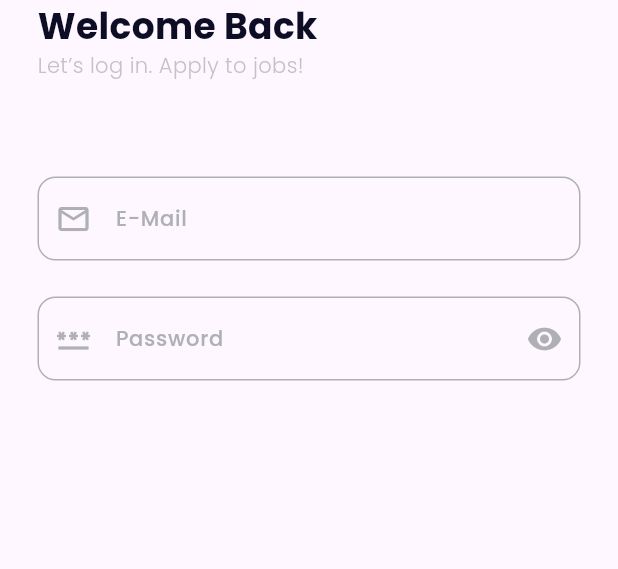
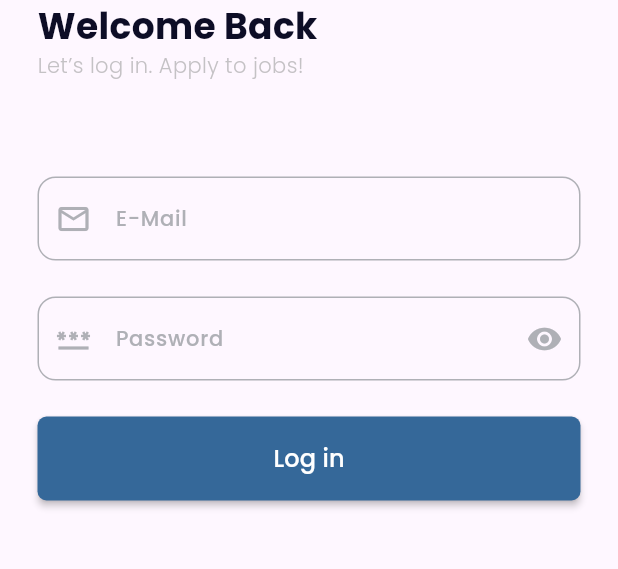
Before and after one commit to mohammad-dehghanifard/ctJob_ui, a Flutter app: the screen it shows after launch, on a phone screen of 412 x 824 dp, the part 182-751 px from its top. Run offline on Flutter 3.47's test engine with Material 3 defaults, Android fonts, the phone set to English and light mode, and no system bars; our stand-ins replace flutter_spinkit, google_fonts.

Commit message:
impl CustomButtonWidget custom widget

```diff
--- a/lib/pages/login_page.dart
+++ b/lib/pages/login_page.dart
@@ -1,5 +1,5 @@
+import 'package:ctjob_ui/widgets/custom_button_widget.dart';
 import 'package:ctjob_ui/widgets/custom_text_field_widget.dart';
-import 'package:flutter/cupertino.dart';
 import 'package:flutter/material.dart';
 import 'package:google_fonts/google_fonts.dart';
 
@@ -24,6 +24,14 @@ class LoginPage extends StatelessWidget {
              const CustomTextFieldWidget(hint: "E-Mail",prefixIcon: Icons.email_outlined),
               const SizedBox(height: 24),
              const CustomTextFieldWidget(hint: "Password",prefixIcon: Icons.password,suffixIcon: Icons.remove_red_eye_rounded,),
+              const SizedBox(height: 24),
+
+              CustomButtonWidget(
+                onTap: () {},
+                text: "Log in",
+              )
+
+
             ],
           ),
         ),
--- /dev/null
+++ b/lib/widgets/custom_button_widget.dart
@@ -0,0 +1,23 @@
+import 'package:flutter/material.dart';
+import 'package:google_fonts/google_fonts.dart';
+
+class CustomButtonWidget extends StatelessWidget {
+  const CustomButtonWidget({
+    super.key, required this.onTap, required this.text,
+  });
+
+  final VoidCallback onTap;
+  final String text;
+
+  @override
+  Widget build(BuildContext context) {
+    return MaterialButton(
+      color: const Color(0xFF356899),
+      minWidth: double.infinity,
+      height: 56,
+      shape: RoundedRectangleBorder(borderRadius: BorderRadius.circular(6)),
+      onPressed: onTap,
+      child: Text(text,style: GoogleFonts.poppins(fontSize: 16,color: Colors.white,fontWeight: FontWeight.w500),),
+    );
+  }
+}
```
